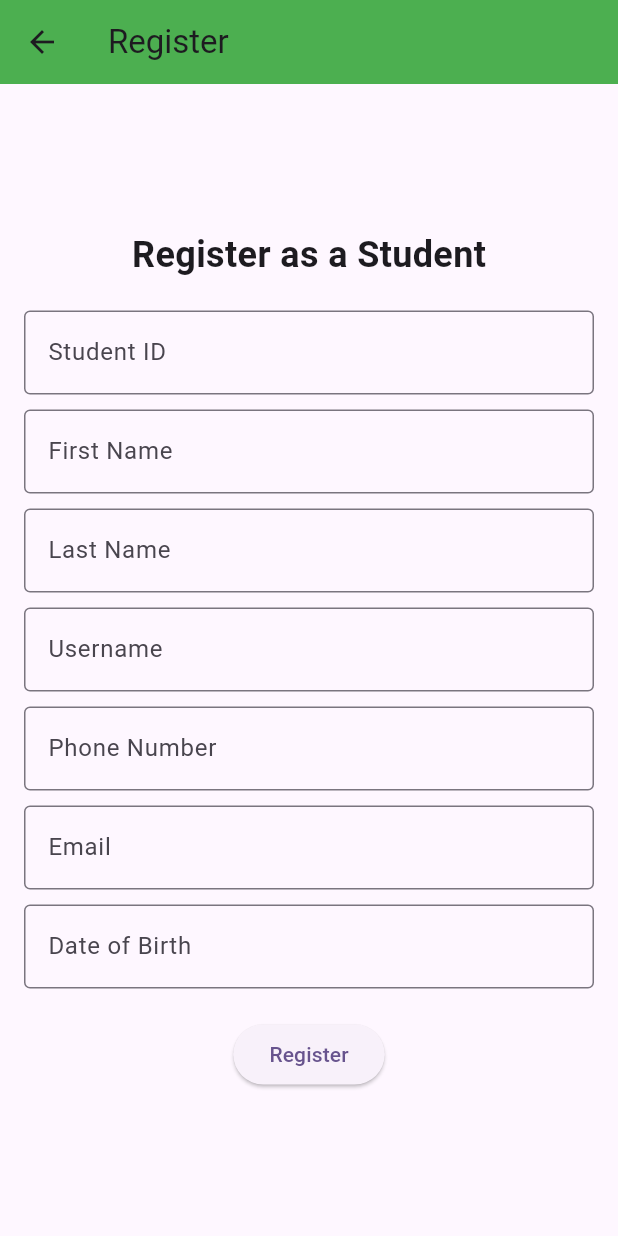
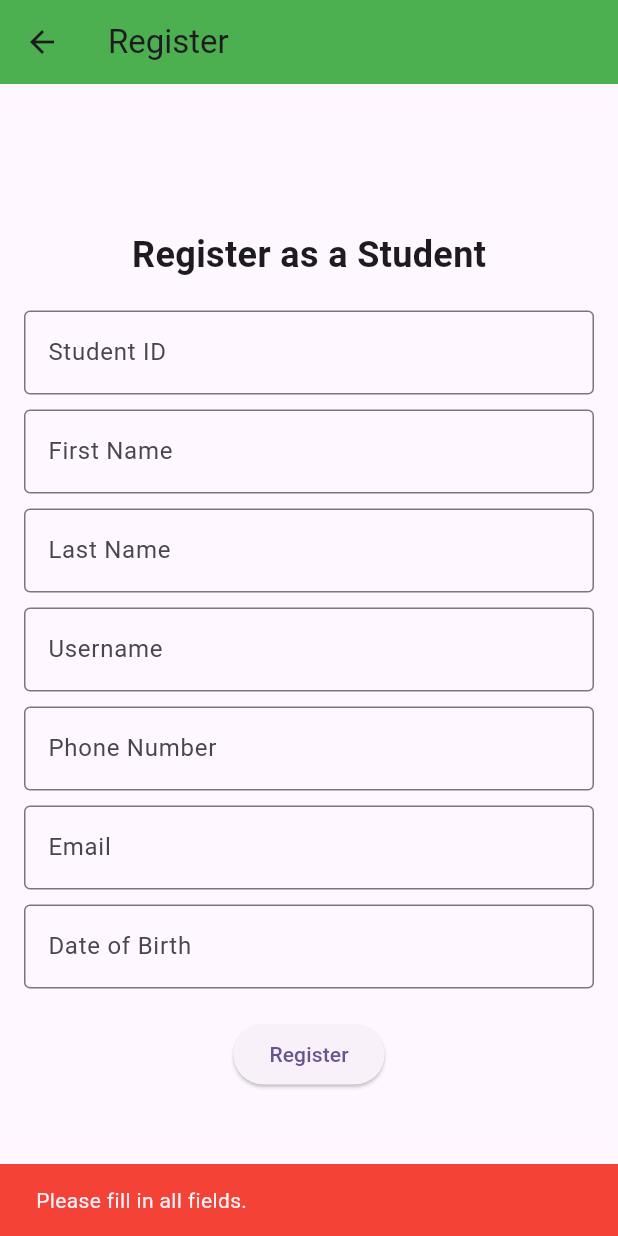
Before and after one commit to EmilySamigramni/WILflutterMobilev1, a Flutter app: the RegisterPage screen opened by its route, after a tap on "Register", on a phone screen of 412 x 824 dp. Run offline on Flutter 3.47's test engine with Material 3 defaults, Android fonts, the phone set to English and light mode, and no system bars; our stand-ins replace image_picker.

Commit message:
WIL App Pushed with changes

```diff
--- a/lib/login_page.dart
+++ b/lib/login_page.dart
@@ -1,5 +1,5 @@
 import 'package:flutter/material.dart';
-import 'my_profile_page.dart'; // Import the MyProfilePage
+import 'my_profile_page.dart';
 
 class LoginPage extends StatelessWidget {
   const LoginPage({super.key});
@@ -8,7 +8,7 @@ class LoginPage extends StatelessWidget {
   Widget build(BuildContext context) {
     return Scaffold(
       appBar: AppBar(
-        backgroundColor: Colors.green, // Green banner color
+        backgroundColor: Colors.green,
         title: const Text('Login'),
       ),
       body: Center(
--- a/lib/register_page.dart
+++ b/lib/register_page.dart
@@ -1,15 +1,16 @@
-// register_page.dart
 import 'package:flutter/material.dart';
+import 'api_service.dart';
 import 'student.dart';
 
 class RegisterPage extends StatefulWidget {
   const RegisterPage({super.key});
 
   @override
-  _RegisterPageState createState() => _RegisterPageState();
+  RegisterPageState createState() => RegisterPageState();
 }
 
-class _RegisterPageState extends State<RegisterPage> {
+class RegisterPageState extends State<RegisterPage> {
+  final ApiService apiService = ApiService('https://faceon-api.calmwave-03f9df68.southafricanorth.azurecontainerapps.io/Student/Post');
   final TextEditingController _studentIdController = TextEditingController();
   final TextEditingController _firstNameController = TextEditingController();
   final TextEditingController _lastNameController = TextEditingController();
@@ -17,6 +18,7 @@ class _RegisterPageState extends State<RegisterPage> {
   final TextEditingController _phoneNumberController = TextEditingController();
   final TextEditingController _emailController = TextEditingController();
   final TextEditingController _dobController = TextEditingController(); // YYYY-MM-DD
+  bool _isLoading = false;
 
   @override
   Widget build(BuildContext context) {
@@ -37,68 +39,26 @@ class _RegisterPageState extends State<RegisterPage> {
                   style: TextStyle(fontSize: 24, fontWeight: FontWeight.bold),
                 ),
                 const SizedBox(height: 20),
-                TextField(
-                  controller: _studentIdController,
-                  decoration: const InputDecoration(
-                    labelText: 'Student ID',
-                    border: OutlineInputBorder(),
-                  ),
-                ),
+                _buildTextField(_studentIdController, 'Student ID'),
                 const SizedBox(height: 10),
-                TextField(
-                  controller: _firstNameController,
-                  decoration: const InputDecoration(
-                    labelText: 'First Name',
-                    border: OutlineInputBorder(),
-                  ),
-                ),
+                _buildTextField(_firstNameController, 'First Name'),
                 const SizedBox(height: 10),
-                TextField(
-                  controller: _lastNameController,
-                  decoration: const InputDecoration(
-                    labelText: 'Last Name',
-                    border: OutlineInputBorder(),
-                  ),
-                ),
+                _buildTextField(_lastNameController, 'Last Name'),
                 const SizedBox(height: 10),
-                TextField(
-                  controller: _usernameController,
-                  decoration: const InputDecoration(
-                    labelText: 'Username',
-                    border: OutlineInputBorder(),
-                  ),
-                ),
+                _buildTextField(_usernameController, 'Username'),
                 const SizedBox(height: 10),
-                TextField(
-                  controller: _phoneNumberController,
-                  keyboardType: TextInputType.phone,
-                  decoration: const InputDecoration(
-                    labelText: 'Phone Number',
-                    border: OutlineInputBorder(),
-                  ),
-                ),
+                _buildTextField(_phoneNumberController, 'Phone Number', TextInputType.phone),
                 const SizedBox(height: 10),
-                TextField(
-                  controller: _emailController,
-                  keyboardType: TextInputType.emailAddress,
-                  decoration: const InputDecoration(
-                    labelText: 'Email',
-                    border: OutlineInputBorder(),
-                  ),
-                ),
+                _buildTextField(_emailController, 'Email', TextInputType.emailAddress),
                 const SizedBox(height: 10),
-                TextField(
-                  controller: _dobController,
-                  decoration: const InputDecoration(
-                    labelText: 'Date of Birth',
-                    hintText: 'YYYY-MM-DD',
-                    border: OutlineInputBorder(),
-                  ),
-                ),
+                _buildTextField(_dobController, 'Date of Birth', TextInputType.datetime, 'YYYY-MM-DD'),
                 const SizedBox(height: 20),
                 ElevatedButton(
-                  onPressed: _registerStudent,
-                  child: const Text('Register'),
+                  onPressed: _isLoading ? null : _registerStudent,
+                  child: _isLoading
+                    ? const CircularProgressIndicator(valueColor: AlwaysStoppedAnimation<Color>(Colors.white))
+                    : const Text('Register'),
+
                 ),
               ],
             ),
@@ -108,7 +68,42 @@ class _RegisterPageState extends State<RegisterPage> {
     );
   }
 
+  Widget _buildTextField(TextEditingController controller, String label, [TextInputType? inputType, String? hintText]) {
+    return TextField(
+      controller: controller,
+      keyboardType: inputType,
+      decoration: InputDecoration(
+        labelText: label,
+        hintText: hintText,
+        border: const OutlineInputBorder(),
+      ),
+    );
+  }
+
   void _registerStudent() {
+    // Basic validation to check if fields are filled
+    if (_studentIdController.text.isEmpty ||
+        _firstNameController.text.isEmpty ||
+        _lastNameController.text.isEmpty ||
+        _usernameController.text.isEmpty ||
+        _phoneNumberController.text.isEmpty ||
+        _emailController.text.isEmpty ||
+        _dobController.text.isEmpty) {
+      // Show an error message if validation fails
+      _showErrorMessage("Please fill in all fields.");
+      return;
+    }
+
+    setState(() {
+      _isLoading = true; // Start loading
+    });
+
+    int hardcodedCampusId = 1; // Example campus ID
+    bool hardcodedRegistrationComplete = true; // Example boolean value
+
+    // Convert the string date to DateTime using the custom method
+    convertToDateTime(_dobController.text);
+
     Student student = Student(
       studentId: _studentIdController.text,
       firstName: _firstNameController.text,
@@ -116,12 +111,61 @@ class _RegisterPageState extends State<RegisterPage> {
       username: _usernameController.text,
       phoneNumber: _phoneNumberController.text,
       email: _emailController.text,
-      dateOfBirth: _dobController.text,
+      dateOfBirth: _dobController.text,  // Pass DateTime object
+      campusId: hardcodedCampusId,
+      registrationComplete: hardcodedRegistrationComplete,
     );
 
-    Map<String, dynamic> studentJson = student.toJson();
+    apiService.registerStudent(student).then((response) {
+      setState(() {
+        _isLoading = false; // Stop loading
+      });
 
-    // Use debugPrint instead of print
-    debugPrint(studentJson.toString());
+      if (response.statusCode == 200) {
+        // Successfully registered
+        debugPrint('Student registered successfully!');
+        debugPrint('Response data: ${response.body}');
+        _showSuccessMessage("Registration successful!");
+      } else {
+        // Failed to register the student
+        debugPrint('Registration failed: ${response.body}');
+        _showErrorMessage("Registration failed: ${response.body}");
+      }
+    }).catchError((error) {
+      setState(() {
+        _isLoading = false; // Stop loading
+      });
+      // Handle any errors
+      debugPrint('Error occurred: $error');
+      _showErrorMessage("Error occurred: $error");
+    });
+  }
+
+  DateTime convertToDateTime(String dateStr) {
+    // Example: '2024-09-06' -> DateTime(2024, 9, 6)
+    final parts = dateStr.split('-');
+    return DateTime(
+      int.parse(parts[0]), // Year
+      int.parse(parts[1]), // Month
+      int.parse(parts[2]), // Day
+    );
+  }
+
+  void _showErrorMessage(String message) {
+    ScaffoldMessenger.of(context).showSnackBar(
+      SnackBar(
+        content: Text(message),
+        backgroundColor: Colors.red,
+      ),
+    );
+  }
+
+  void _showSuccessMessage(String message) {
+    ScaffoldMessenger.of(context).showSnackBar(
+      SnackBar(
+        content: Text(message),
+        backgroundColor: Colors.green,
+      ),
+    );
   }
 }
--- a/lib/student.dart
+++ b/lib/student.dart
@@ -1,12 +1,13 @@
-// student.dart
 class Student {
-  String studentId;
-  String firstName;
-  String lastName;
-  String username;
-  String phoneNumber;
-  String email;
-  String dateOfBirth; // YYYY-MM-DD format
+  final String studentId;
+  final String firstName;
+  final String lastName;
+  final String username;
+  final String phoneNumber;
+  final String email;
+  final String dateOfBirth;
+  final int campusId;
+  final bool registrationComplete;
 
   Student({
     required this.studentId,
@@ -16,9 +17,10 @@ class Student {
     required this.phoneNumber,
     required this.email,
     required this.dateOfBirth,
+    required this.campusId,
+    required this.registrationComplete,
   });
 
-  // Convert the Student object to JSON
   Map<String, dynamic> toJson() {
     return {
       'studentId': studentId,
@@ -27,7 +29,9 @@ class Student {
       'username': username,
       'phoneNumber': phoneNumber,
       'email': email,
-      'dateOfBirth': dateOfBirth,
+      'dateOfBirth': dateOfBirth, // Convert DateTime to String
+      'campusId': campusId,
+      'registrationComplete': registrationComplete,
     };
   }
 }
--- a/pubspec.yaml
+++ b/pubspec.yaml
@@ -5,7 +5,7 @@ publish_to: 'none'
 version: 1.0.0+1
 
 environment:
-  sdk: ^3.5.1
+  sdk: ">=3.5.1 <4.0.0"  # Specify a range for better compatibility
 
 dependencies:
   flutter:
@@ -13,6 +13,7 @@ dependencies:
   cupertino_icons: ^1.0.8
   charts_flutter: ^0.12.0
   image_picker: ^0.8.5+3  # Ensure this is included
+  http: ^1.2.2
 
 dev_dependencies:
   flutter_test:
```
Also changed, not shown: lib/api_service.dart (added, +65 -0 lines), lib/my_profile_page.dart (+29 -4 lines), pubspec.lock.
